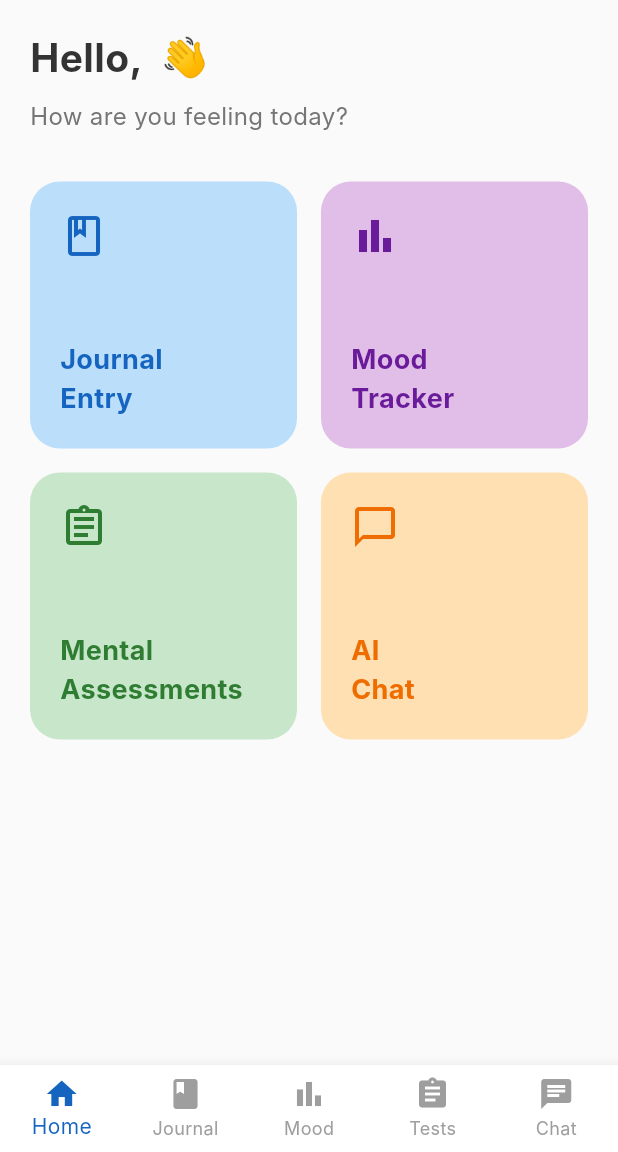
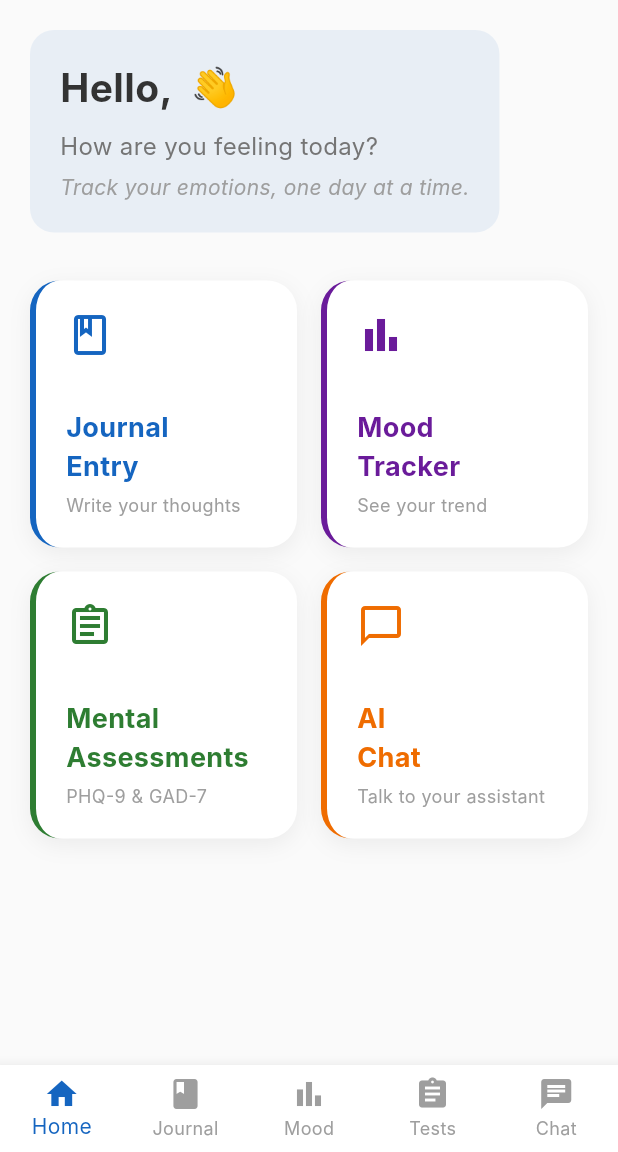
Before and after one commit to r99vr/mental-health-app, a Flutter app: the HomeScreen screen opened directly, on a phone screen of 412 x 824 dp, the part 84-1236 px from its top. Run offline on Flutter 3.47's test engine with Material 3 defaults, Android fonts, the phone set to English and light mode, and no system bars; our stand-ins replace fl_chart, shared_preferences, sqflite; accounts and stored records are empty; Roboto replaces fonts that are missing (Inter).

Commit message:
feat: fix placeholder bug and improve home screen UI

```diff
--- a/lib/screens/home_screen.dart
+++ b/lib/screens/home_screen.dart
@@ -44,6 +44,15 @@ class _HomeScreenState extends State<HomeScreen> {
       child: Column(
         crossAxisAlignment: CrossAxisAlignment.start,
         children: [
+          Container(
+            padding: const EdgeInsets.all(20),
+            decoration: BoxDecoration(
+              color: Theme.of(context).primaryColor.withOpacity(0.08),
+              borderRadius: BorderRadius.circular(16),
+            ),
+            child: Column(
+              crossAxisAlignment: CrossAxisAlignment.start,
+              children: [
                 Text(
                   'Hello, ${user?.name ?? 'Guest'} 👋',
                   style: const TextStyle(
@@ -57,6 +66,18 @@ class _HomeScreenState extends State<HomeScreen> {
                   style: TextStyle(
                     fontSize: 16,
                     color: Colors.grey[600],
+                  ),
+                ),
+                const SizedBox(height: 6),
+                Text(
+                  'Track your emotions, one day at a time.',
+                  style: TextStyle(
+                    fontSize: 14,
+                    color: Colors.grey[500],
+                    fontStyle: FontStyle.italic,
+                  ),
+                ),
+              ],
             ),
           ),
           const SizedBox(height: 32),
@@ -74,6 +95,7 @@ class _HomeScreenState extends State<HomeScreen> {
                 Colors.blue.shade100,
                 Colors.blue.shade800,
                 () => _onItemTapped(1),
+                subtitle: 'Write your thoughts',
               ),
               _buildFeatureCard(
                 context,
@@ -82,6 +104,7 @@ class _HomeScreenState extends State<HomeScreen> {
                 Colors.purple.shade100,
                 Colors.purple.shade800,
                 () => _onItemTapped(2),
+                subtitle: 'See your trend',
               ),
               _buildFeatureCard(
                 context,
@@ -90,6 +113,7 @@ class _HomeScreenState extends State<HomeScreen> {
                 Colors.green.shade100,
                 Colors.green.shade800,
                 () => _onItemTapped(3),
+                subtitle: 'PHQ-9 & GAD-7',
               ),
               _buildFeatureCard(
                 context,
@@ -98,6 +122,7 @@ class _HomeScreenState extends State<HomeScreen> {
                 Colors.orange.shade100,
                 Colors.orange.shade800,
                 () => _onItemTapped(4),
+                subtitle: 'Talk to your assistant',
               ),
             ],
           ),
@@ -106,21 +131,34 @@ class _HomeScreenState extends State<HomeScreen> {
     );
   }
 
-  Widget _buildFeatureCard(BuildContext context, String title, IconData icon, Color bgColor, Color iconColor, VoidCallback onTap) {
+  Widget _buildFeatureCard(BuildContext context, String title, IconData icon, Color bgColor, Color iconColor, VoidCallback onTap, {String subtitle = ''}) {
     return InkWell(
       onTap: onTap,
       borderRadius: BorderRadius.circular(20),
       child: Container(
         padding: const EdgeInsets.all(20),
         decoration: BoxDecoration(
-          color: bgColor,
+          color: Colors.white,
           borderRadius: BorderRadius.circular(20),
+          border: Border(
+            left: BorderSide(color: iconColor, width: 4),
+          ),
+          boxShadow: [
+            BoxShadow(
+              color: Colors.black.withOpacity(0.06),
+              blurRadius: 12,
+              offset: const Offset(0, 4),
+            ),
+          ],
         ),
         child: Column(
           crossAxisAlignment: CrossAxisAlignment.start,
           mainAxisAlignment: MainAxisAlignment.spaceBetween,
           children: [
             Icon(icon, size: 32, color: iconColor),
+            Column(
+              crossAxisAlignment: CrossAxisAlignment.start,
+              children: [
                 Text(
                   title,
                   style: TextStyle(
@@ -128,6 +166,18 @@ class _HomeScreenState extends State<HomeScreen> {
                     fontWeight: FontWeight.bold,
                     color: iconColor,
                   ),
+                ),
+                if (subtitle.isNotEmpty) ...[
+                  const SizedBox(height: 4),
+                  Text(
+                    subtitle,
+                    style: TextStyle(
+                      fontSize: 12,
+                      color: Colors.grey[500],
+                    ),
+                  ),
+                ],
+              ],
             ),
           ],
         ),
```
Lines whose indentation alone changed are shown as unchanged.
